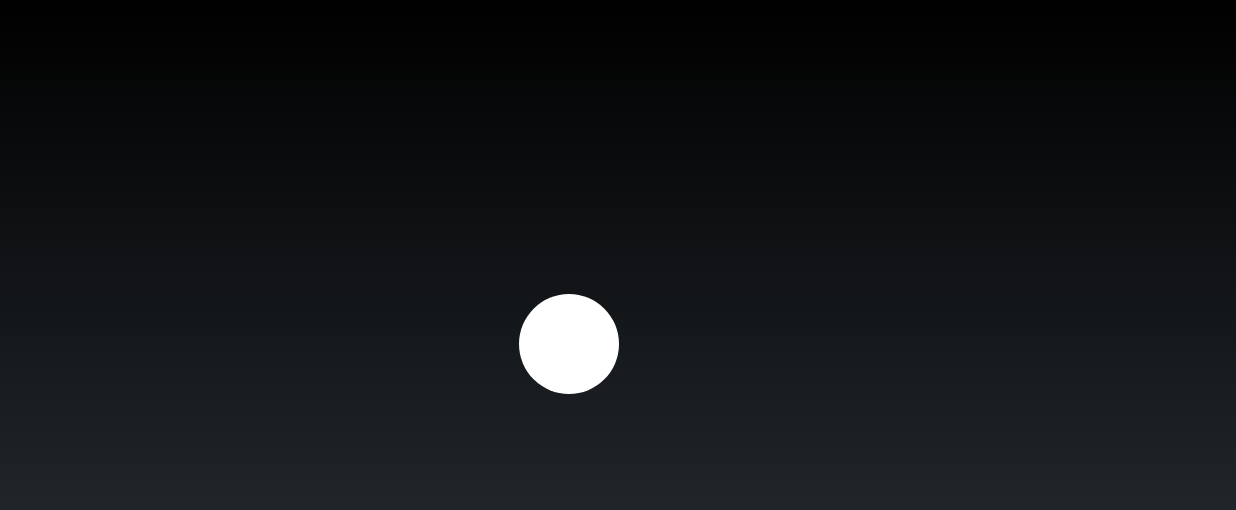
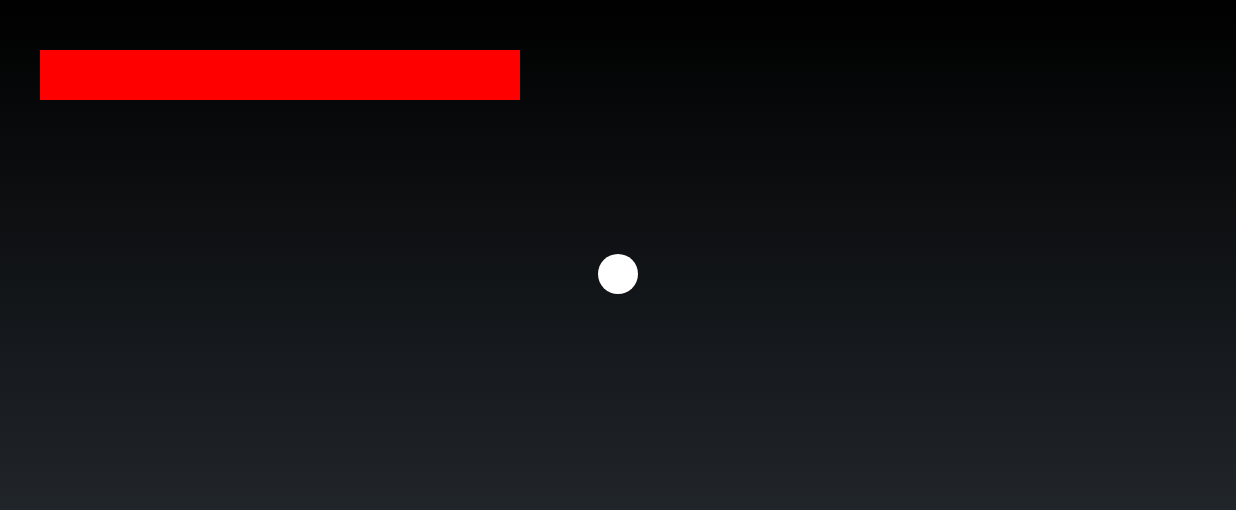
Before and after one commit to AlonSchwartz/Arkanoid, an Android app: the screen it shows after launch (MainActivity), on a phone screen of 824 x 412 dp (held sideways). Shown: the top 510 px of the screen. Run offline under Robolectric (Android 15) with nearby library versions, the light colour scheme and no system bars.

Commit message:
updates to all classes

```diff
--- a/app/src/main/java/com/elchananalon/arkanoid/Ball.java
+++ b/app/src/main/java/com/elchananalon/arkanoid/Ball.java
@@ -8,7 +8,7 @@ public class Ball {
 
     private float dx,dy;// Moving direction
     private float xPosition, yPosition, radius;
-    private int color;
+    private int color, speed=5;
     private Paint pen;
 
     // Constructor
@@ -20,6 +20,7 @@ public class Ball {
         this.dy = 0;
         this.pen = new Paint(Paint.ANTI_ALIAS_FLAG);
         this.color = Color.WHITE;
+        this.radius = 20;
     }
 
     /**********************************************************/
@@ -73,6 +74,10 @@ public class Ball {
         this.color = color;
     }
 
+    public int getSpeed() {return speed; }
+
+    public void setSpeed(int speed) {this.speed = speed;  }
+
     /**********************************************************/
 
     public void draw(Canvas canvas)
@@ -88,8 +93,8 @@ public class Ball {
     }
     public void move(int w, int h)
     {
-        this.xPosition+= dx;
-        this.yPosition+= dy;
+        //this.xPosition+= dx;
+        this.yPosition+= -dy;
 
         // check if ball out of left or right side
         if((xPosition-radius)<=0 || (xPosition+radius)>=w)
@@ -97,12 +102,39 @@ public class Ball {
             dx = -dx;
         }
 
+
         // check if ball out of bottom or up side
-        if((yPosition+radius)>=h || (yPosition-radius)<=0)
+        if(yPosition-radius<=0)
         {
             dy = -dy;
         }
 
     }
 
+    public boolean collideWith(Paddle paddle)
+    {
+        // If the x position of the ball is between the paddle x boundaries
+        if ((this.xPosition+this.radius >= paddle.getXPosition()) && (this.xPosition+this.radius <= paddle.getXPosition()+paddle.getWidth()) )
+        {
+            // and also y position of the ball is touching the paddle
+            if ((this.yPosition+this.radius >= paddle.getYPosition()) && (this.yPosition + this.radius<=paddle.getYPosition()+paddle.getHeight()))
+            {
+                // HIT! Change the ball direction
+                dy = -dy;
+                return true;
+            }
+        }
+        return false;
+    }
+
+    public boolean collideWith(Brick brick)
+    {
+        if (this.xPosition+radius >= brick.getxPosition() && this.xPosition+radius <= brick.getxPosition()+brick.getWidth()){
+            if (this.yPosition+radius <= brick.getyPosition()+brick.getHeight() &&(this.yPosition+radius > brick.getyPosition())) {
+                return true; // HIT
+            }
+        }
+        return false;
+    }
+
 }
--- a/app/src/main/java/com/elchananalon/arkanoid/Brick.java
+++ b/app/src/main/java/com/elchananalon/arkanoid/Brick.java
@@ -67,7 +67,14 @@ public class Brick {
     public void draw(Canvas canvas)
     {
         pen.setColor(color);
-        canvas.drawRect(123, 456, 500, 100, pen);
+        canvas.drawRect(xPosition, yPosition, xPosition+width, yPosition+height, pen);
+
+         /*
+        *   left: The X coordinate of the left side of the rectangle
+            top: The Y coordinate of the top of the rectangle
+            right: The X coordinate of the right side of the rectangle
+            bottom: The Y coordinate of the bottom of the rectangle
+        */
     }
 
 }
--- /dev/null
+++ b/app/src/main/java/com/elchananalon/arkanoid/BrickCollection.java
@@ -0,0 +1,37 @@
+package com.elchananalon.arkanoid;
+
+import android.graphics.Canvas;
+import android.graphics.Color;
+
+import java.util.ArrayList;
+
+// NOT READY YET
+public class BrickCollection {
+
+    Brick brick = new Brick(100,50,200,50, Color.RED);
+
+    private static final int ROWS = 5, COLS= 5;
+    private ArrayList<Brick> bricks;
+
+    //Constructor. We can also do a constructor that gets ROWS, COLS & Brick
+    public BrickCollection(float width, float height, float startingXPosition, float startingYPosition, int padding, int color) {
+
+      bricks = new ArrayList<>();
+
+      if (padding<=0){
+          padding =(int) width/10;
+      }
+
+        for (int i=0; i<ROWS ; i++)
+      {
+          Brick brick = new Brick(width,height,startingXPosition+padding,startingYPosition, Color.RED);
+          bricks.add(brick);
+          padding+=padding;
+
+      }
+    }
+    public void draw(Canvas canvas) {
+       for (int i =0; i<bricks.size();i++)
+           bricks.get(i).draw(canvas);
+    }
+}
--- a/app/src/main/java/com/elchananalon/arkanoid/GameView.java
+++ b/app/src/main/java/com/elchananalon/arkanoid/GameView.java
@@ -2,6 +2,7 @@ package com.elchananalon.arkanoid;
 
 import android.content.Context;
 import android.graphics.Canvas;
+import android.graphics.Color;
 import android.graphics.Paint;
 import android.util.AttributeSet;
 import android.view.View;
@@ -12,6 +13,14 @@ public class GameView extends View {
     private int canvasHeight;
     private Paint pen;
 
+    private Paddle paddle = new Paddle(180 ,40);
+    private Brick brick = new Brick(180,50,20,50, Color.RED);
+    private Brick brick2 = new Brick(180,50,410,50, Color.RED);
+    private Brick brick3 = new Brick(180,50,20,110, Color.RED);
+
+    private BrickCollection bricks = new BrickCollection(180,50,20,50, 20, Color.RED);
+
+
     public GameView(Context context,  AttributeSet attrs) {
         super(context, attrs);
 
@@ -20,13 +29,28 @@ public class GameView extends View {
         movingBall = new Ball(canvasWidth / 2.0f, canvasHeight / 2.0f, 50);
         movingBall.setDx(-7);
         movingBall.setDy(5);
+
+
+
     }
     @Override
     protected void onDraw(Canvas canvas){
         super.onDraw(canvas);
         movingBall.draw(canvas);
         movingBall.move(canvasWidth, canvasHeight);
+        paddle.draw(canvas);
+        //brick.draw(canvas);
+        //brick2.draw(canvas);
+       // brick3.draw(canvas);
+        //paddle.move(1180,768,1);
+        bricks.draw(canvas);
+        movingBall.collideWith(paddle);
+        if (movingBall.collideWith(brick2))
+            System.out.println("HIT!");
+
         invalidate();
+
+
     }
     @Override
     protected void onSizeChanged(int w, int h, int oldw, int oldh)
--- a/app/src/main/java/com/elchananalon/arkanoid/Paddle.java
+++ b/app/src/main/java/com/elchananalon/arkanoid/Paddle.java
@@ -7,9 +7,9 @@ import android.graphics.Paint;
 public class Paddle {
 
     private float width, height, xPosition, yPosition;
-    private static final float xStartingPosition=5, yStartingPosition=3;
+    private static final float xStartingPosition=500, yStartingPosition=650, RIGHT=0, LEFT=1;
     private Paint pen;
-    private int color = Color.BLUE;
+    private int color = Color.BLUE, speed = 5;
 
 
     // Constructor
@@ -58,18 +58,38 @@ public class Paddle {
         this.yPosition = yPosition;
     }
 
+    public int getSpeed() {return speed; }
+
+    public void setSpeed(int speed) {this.speed = speed; }
+
     /**********************************************************/
 
     public void draw(Canvas canvas){
         pen.setColor(color);
-        canvas.drawRect(210, 220, 500, 100, pen);
+        canvas.drawRect(xPosition, yPosition, xPosition+width,yPosition+height-5, pen);
+        /*
+        *   left: The X coordinate of the left side of the rectangle
+            top: The Y coordinate of the top of the rectangle
+            right: The X coordinate of the right side of the rectangle
+            bottom: The Y coordinate of the bottom of the rectangle
 
+        // A= X_ScreenSize / 2,B= Y_ScreenSize - 40,A+width, B+height
+        */
     }
 
     /**********************************************************/
-    public void move(){
+    public void move(int w, int h, int direction){
 
-
+        //Move to left
+        if (xPosition+width >= width && direction == LEFT)
+        {
+            xPosition -= speed;
+        }
+        //Move to right
+        if (xPosition+width < w && direction == RIGHT)
+        {
+            xPosition += speed;
+        }
 
     }
 
```
